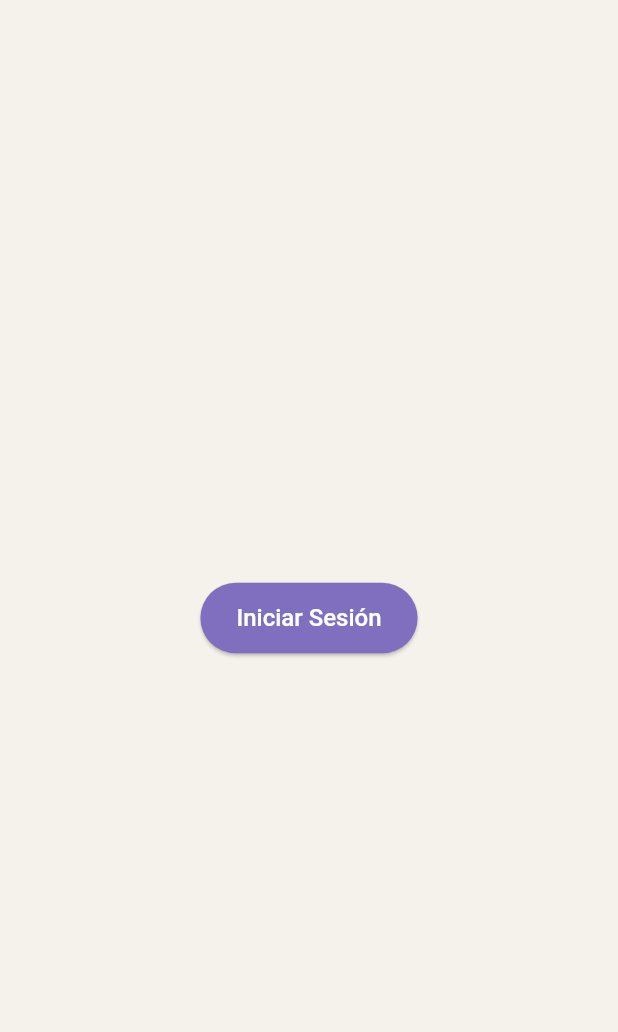
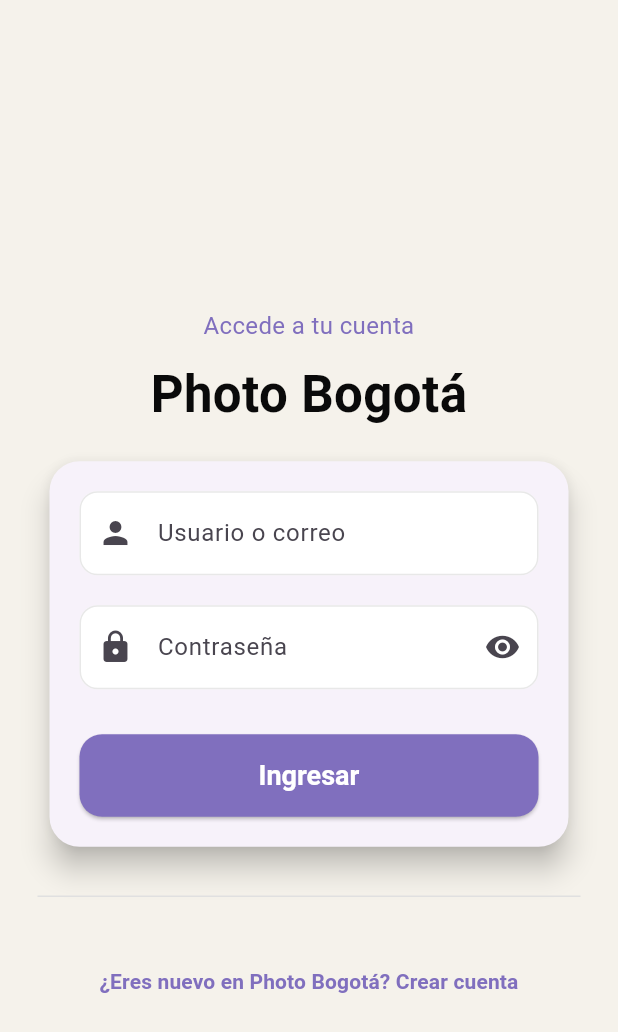
Before and after one commit to SebasYe05/mobile-photobogota, a Flutter app: the screen it shows after launch, on a phone screen of 412 x 824 dp. Shown: the top 1032 px of the screen. Run offline on Flutter 3.47's test engine with Material 3 defaults, Android fonts, the phone set to English and light mode, and no system bars; our stand-ins replace dio, flutter_bloc, flutter_secure_storage; Roboto replaces fonts that are missing (SF Pro).

Commit message:
Queda implementado el login y el register, conectado al back

```diff
--- a/photobogota/lib/features/auth/data/models/auth_model.dart
+++ b/photobogota/lib/features/auth/data/models/auth_model.dart
@@ -7,10 +7,13 @@ class AuthModel {
   const AuthModel({required this.token, required this.username});
 
   // JSON que llega del servidor → AuthModel
+  // Nota: el backend devuelve el campo como "nombreUsuario",
+  // Por eso leemos json['nombreUsuario'] aunque la propiedad de Dart se
+  // siga llamando "username" (así el resto del código no cambia de nombre).
   factory AuthModel.fromJson(Map<String, dynamic> json) {
     return AuthModel(
       token: json['token'] as String,
-      username: json['username'] as String,
+      username: json['nombreUsuario'] as String,
     );
   }
 
--- a/photobogota/lib/features/auth/presentation/controllers/auth_bloc.dart
+++ b/photobogota/lib/features/auth/presentation/controllers/auth_bloc.dart
@@ -17,6 +17,23 @@ class LoginSubmitted extends AuthEvent {
 
   // Recibe las credenciales que el usuario escribió en los inputs text
   LoginSubmitted(this.username, this.password);
+}
+
+/// Evento que se dispara cuando el usuario llena el formulario de registro y presiona "Guardar".
+class RegisterSubmitted extends AuthEvent {
+  final String nombresCompletos;
+  final String email;
+  final String nombreUsuario;
+  final String contrasena;
+  final String fechaNacimiento;
+
+  RegisterSubmitted({
+    required this.nombresCompletos,
+    required this.email,
+    required this.nombreUsuario,
+    required this.contrasena,
+    required this.fechaNacimiento,
+  });
 }
 
 /// Evento que se dispara cuando el usuario presiona el botón de "Cerrar Sesión".
@@ -41,7 +58,13 @@ class Authenticated extends AuthState {}
 /// Estado de salida: El usuario no está autenticado. La vista muestra el login.
 class Unauthenticated extends AuthState {}
 
-/// Estado de error: Algo salió mal (ej. contraseña incorrecta). La vista muestra un SnackBar con el mensaje.
+/// Estado de éxito de registro: la cuenta se creó correctamente.
+/// Nota: NO es lo mismo que Authenticated, porque registrarse no inicia sesión
+/// automáticamente (tu backend solo confirma la creación, no devuelve token aquí).
+class RegisterSuccess extends AuthState {}
+
+/// Estado de error: Algo salió mal (ej. contraseña incorrecta, email duplicado, etc).
+/// La vista muestra un SnackBar con el mensaje. Sirve tanto para login como para registro.
 class AuthFailure extends AuthState {
   final String message;
   AuthFailure(this.message);
@@ -97,6 +120,32 @@ class AuthBloc extends Bloc<AuthEvent, AuthState> {
     });
 
     // ------------------------------------------
+    // MANEJADOR DEL EVENTO: RegisterSubmitted
+    // ------------------------------------------
+    on<RegisterSubmitted>((event, emit) async {
+      // Pasito 1: avisamos a la vista que muestre el spinner de carga
+      emit(AuthLoading());
+
+      try {
+        // Pasito 2: mandamos los datos del formulario de registro hacia el repositorio
+        await authRepository.register(
+          nombresCompletos: event.nombresCompletos,
+          email: event.email,
+          nombreUsuario: event.nombreUsuario,
+          contrasena: event.contrasena,
+          fechaNacimiento: event.fechaNacimiento,
+        );
+
+        // Pasito 3: si no hubo error, la cuenta se creó correctamente
+        emit(RegisterSuccess());
+      } catch (e) {
+        // Pasito 4: si el backend rechazó el registro (ej. email duplicado),
+        // mostramos el mensaje de error a la vista
+        emit(AuthFailure(e.toString()));
+      }
+    });
+
+    // ------------------------------------------
     // MANEJADOR DEL EVENTO: LogoutRequested
     // ------------------------------------------
     on<LogoutRequested>((event, emit) async {
--- a/photobogota/lib/features/auth/presentation/screens/auth_wrapper.dart
+++ b/photobogota/lib/features/auth/presentation/screens/auth_wrapper.dart
@@ -1,5 +1,6 @@
 import 'package:flutter/material.dart';
 import 'package:flutter_bloc/flutter_bloc.dart';
+import 'package:photobogota/features/auth/presentation/screens/login.dart';
 import '../controllers/auth_bloc.dart';
 
 class AuthWrapper extends StatelessWidget {
@@ -23,50 +24,9 @@ class AuthWrapper extends StatelessWidget {
           );
         }
 
-        // Falló el login → LoginScreen con mensaje de error
-        if (state is AuthFailure) {
-          return LoginScreen(errorMessage: state.message);
-        }
-
         // Unauthenticated (logout o sin token)
-        return const LoginScreen();
+        return const Login();
       },
     );
   }
 }
-
-class LoginScreen extends StatelessWidget {
-  final String? errorMessage;
-
-  const LoginScreen({super.key, this.errorMessage});
-
-  @override
-  Widget build(BuildContext context) {
-    return Scaffold(
-      body: Center(
-        child: Column(
-          mainAxisSize: MainAxisSize.min,
-          children: [
-            // Muestra el error si viene de AuthFailure
-            if (errorMessage != null)
-              Padding(
-                padding: const EdgeInsets.only(bottom: 16),
-                child: Text(
-                  errorMessage!,
-                  style: const TextStyle(color: Colors.red),
-                ),
-              ),
-            ElevatedButton(
-              onPressed: () {
-                context.read<AuthBloc>().add(
-                  LoginSubmitted('23bitss', 'Sergiogeien4'),
-                );
-              },
-              child: const Text('Iniciar Sesión'),
-            ),
-          ],
-        ),
-      ),
-    );
-  }
-}
--- /dev/null
+++ b/photobogota/lib/features/auth/presentation/screens/login.dart
@@ -0,0 +1,200 @@
+import 'package:flutter/material.dart';
+import 'package:flutter_bloc/flutter_bloc.dart';
+import 'package:photobogota/features/auth/presentation/controllers/auth_bloc.dart';
+import 'package:photobogota/features/auth/presentation/screens/register.dart';
+
+class Login extends StatefulWidget {
+  const Login({super.key});
+
+  @override
+  State<Login> createState() => _LoginState();
+}
+
+class _LoginState extends State<Login> {
+  final usuarioController = TextEditingController();
+  final passwordController = TextEditingController();
+  bool ocultarPassword = true;
+
+  @override
+  Widget build(BuildContext context) {
+    return Scaffold(
+      backgroundColor: const Color(0xFFf5f2eb),
+      body: SafeArea(
+        child: Center(
+          child: SingleChildScrollView(
+            padding: const EdgeInsets.symmetric(horizontal: 25, vertical: 25),
+            child: BlocConsumer<AuthBloc, AuthState>(
+              // listener: se ejecuta UNA VEZ por cada cambio de estado.
+              // Aquí van las acciones "de un solo disparo": navegar, mostrar SnackBar.
+              listener: (context, state) {
+                if (state is AuthFailure) {
+                  ScaffoldMessenger.of(context).showSnackBar(
+                    SnackBar(content: Text(state.message)),
+                  );
+                }
+                // No navegamos manualmente cuando el estado es Authenticated.
+                // El AuthWrapper (más arriba en el árbol, en main.dart)
+                // ya escucha este mismo AuthBloc con un BlocBuilder y
+                // cambia de pantalla automáticamente hacia el Home/MapScreen.
+                // Si navegamos aquí también, las dos navegaciones compiten
+                // y termina ganando la que no quieres.
+              },
+              // builder: reconstruye la UI según el estado actual.
+              // Aquí va lo que se "dibuja" (spinner, textos, etc).
+              builder: (context, state) {
+                final cargando = state is AuthLoading;
+
+                return Column(
+                  mainAxisAlignment: MainAxisAlignment.center,
+                  crossAxisAlignment: CrossAxisAlignment.center,
+                  children: [
+                    const SizedBox(height: 40),
+                    const SizedBox(height: 20),
+
+                    const Text(
+                      "Accede a tu cuenta",
+                      textAlign: TextAlign.center,
+                      style: TextStyle(fontSize: 16, color: Color(0xFF806FBE)),
+                    ),
+
+                    const SizedBox(height: 10),
+
+                    const Text(
+                      "Photo Bogotá",
+                      textAlign: TextAlign.center,
+                      style: TextStyle(
+                        fontSize: 34,
+                        fontWeight: FontWeight.bold,
+                        color: Color(0xFF0a0a0a),
+                      ),
+                    ),
+
+                    const SizedBox(height: 20),
+
+                    Card(
+                      elevation: 8,
+                      margin: const EdgeInsets.symmetric(horizontal: 8),
+                      shape: RoundedRectangleBorder(
+                        borderRadius: BorderRadius.circular(20),
+                      ),
+                      child: Padding(
+                        padding: const EdgeInsets.all(20),
+                        child: Column(
+                          children: [
+                            TextField(
+                              controller: usuarioController,
+                              decoration: InputDecoration(
+                                labelText: "Usuario o correo",
+                                prefixIcon: const Icon(Icons.person),
+                                fillColor: Colors.white,
+                                filled: true,
+                                border: OutlineInputBorder(
+                                  borderRadius: BorderRadius.circular(15),
+                                  borderSide: BorderSide.none,
+                                ),
+                              ),
+                            ),
+
+                            const SizedBox(height: 20),
+
+                            TextField(
+                              controller: passwordController,
+                              obscureText: ocultarPassword,
+                              decoration: InputDecoration(
+                                labelText: "Contraseña",
+                                prefixIcon: const Icon(Icons.lock),
+                                suffixIcon: IconButton(
+                                  icon: Icon(
+                                    ocultarPassword
+                                        ? Icons.visibility
+                                        : Icons.visibility_off,
+                                  ),
+                                  onPressed: () {
+                                    setState(() {
+                                      ocultarPassword = !ocultarPassword;
+                                    });
+                                  },
+                                ),
+                                fillColor: Colors.white,
+                                filled: true,
+                                border: OutlineInputBorder(
+                                  borderRadius: BorderRadius.circular(15),
+                                  borderSide: BorderSide.none,
+                                ),
+                              ),
+                            ),
+
+                            const SizedBox(height: 30),
+
+                            SizedBox(
+                              width: double.infinity,
+                              height: 55,
+                              child: ElevatedButton(
+                                // Si está cargando, deshabilitamos el botón (igual que antes con setState)
+                                onPressed: cargando
+                                    ? null
+                                    : () {
+                                        // Ya no llamamos a http directamente.
+                                        // Solo disparamos el evento; el Bloc hace el resto.
+                                        context.read<AuthBloc>().add(
+                                              LoginSubmitted(
+                                                usuarioController.text,
+                                                passwordController.text,
+                                              ),
+                                            );
+                                      },
+                                style: ElevatedButton.styleFrom(
+                                  backgroundColor: const Color(0xFF806fbe),
+                                  shape: RoundedRectangleBorder(
+                                    borderRadius: BorderRadius.circular(15),
+                                  ),
+                                ),
+                                child: cargando
+                                    ? const CircularProgressIndicator(
+                                        color: Colors.white,
+                                      )
+                                    : const Text(
+                                        "Ingresar",
+                                        style: TextStyle(
+                                          fontSize: 18,
+                                          color: Colors.white,
+                                          fontWeight: FontWeight.bold,
+                                        ),
+                                      ),
+                              ),
+                            ),
+                          ],
+                        ),
+                      ),
+                    ),
+
+                    const SizedBox(height: 25),
+                    Divider(color: Colors.grey[300], thickness: 1),
+                    const SizedBox(height: 25),
+
+                    TextButton(
+                      onPressed: () {
+                        Navigator.push(
+                          context,
+                          MaterialPageRoute(builder: (context) => const Registro()),
+                        );
+                      },
+                      child: const Text(
+                        "¿Eres nuevo en Photo Bogotá? Crear cuenta",
+                        textAlign: TextAlign.center,
+                        style: TextStyle(
+                          color: Color(0xFF806fbe),
+                          fontWeight: FontWeight.bold,
+                        ),
+                      ),
+                    ),
+                  ],
+                );
+              },
+            ),
+          ),
+        ),
+      ),
+    );
+  }
+}
```
Also changed, not shown: photobogota/lib/features/auth/data/auth_repository_impl.dart (+14 -4 lines), photobogota/lib/features/auth/domain/auth_repository.dart (+7 -2 lines), photobogota/lib/features/auth/presentation/screens/register.dart (added, +207 -0 lines), photobogota/lib/widgets/inputtext.dart (added, +68 -0 lines).
